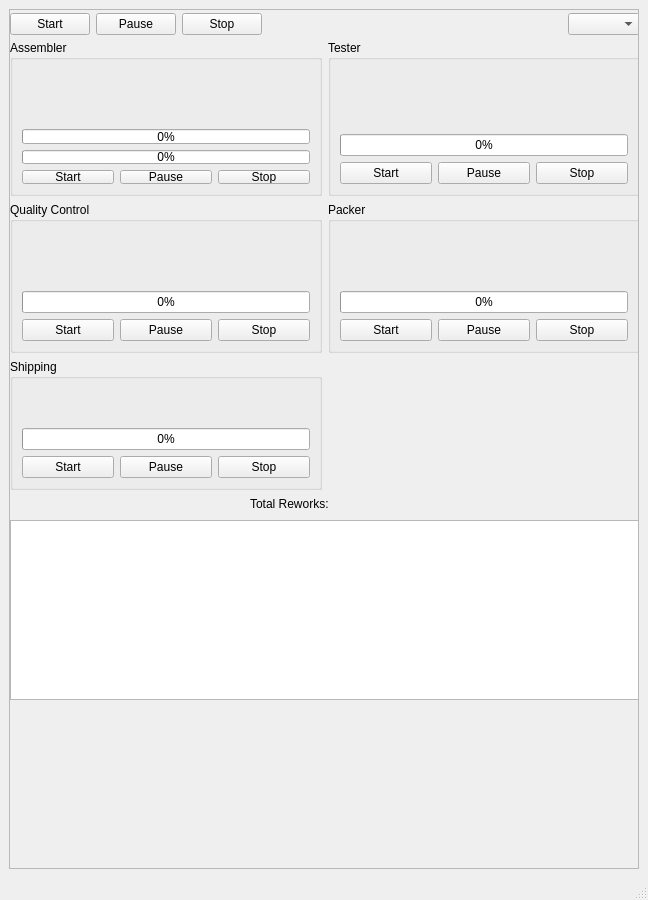
Old version of the form mainwindow.ui in the repository aidanmc207/Proyecto_SO.
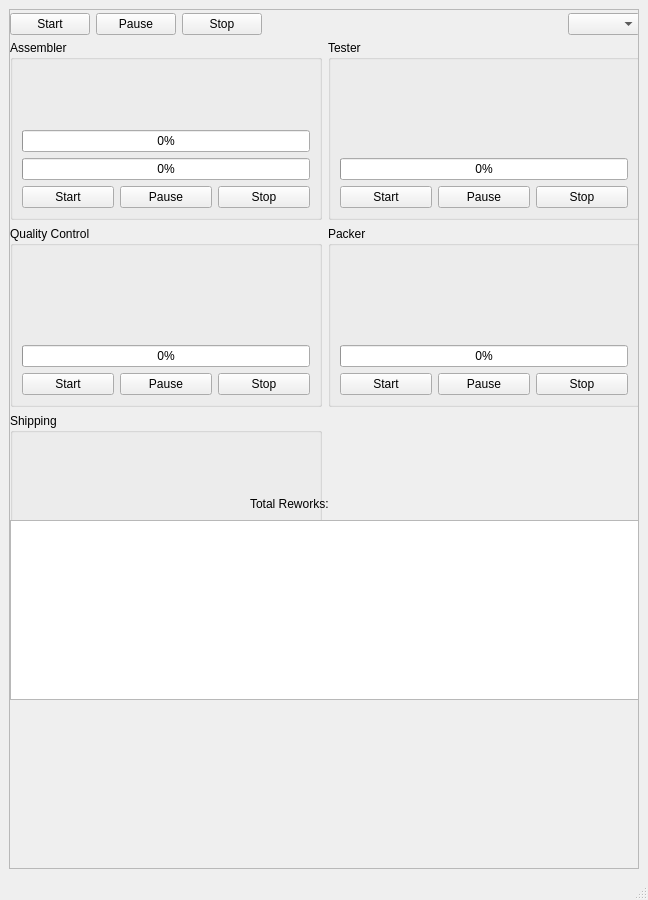
New version of the form.

What changed in the file:
```diff
--- a/mainwindow.ui
+++ b/mainwindow.ui
@@ -88,7 +88,7 @@
           <x>0</x>
           <y>30</y>
           <width>630</width>
-          <height>450</height>
+          <height>553</height>
          </rect>
         </property>
         <layout class="QGridLayout" name="stationsLayout">
```
Left out of the diff: 6 changed lines with no effect on the pictures.
